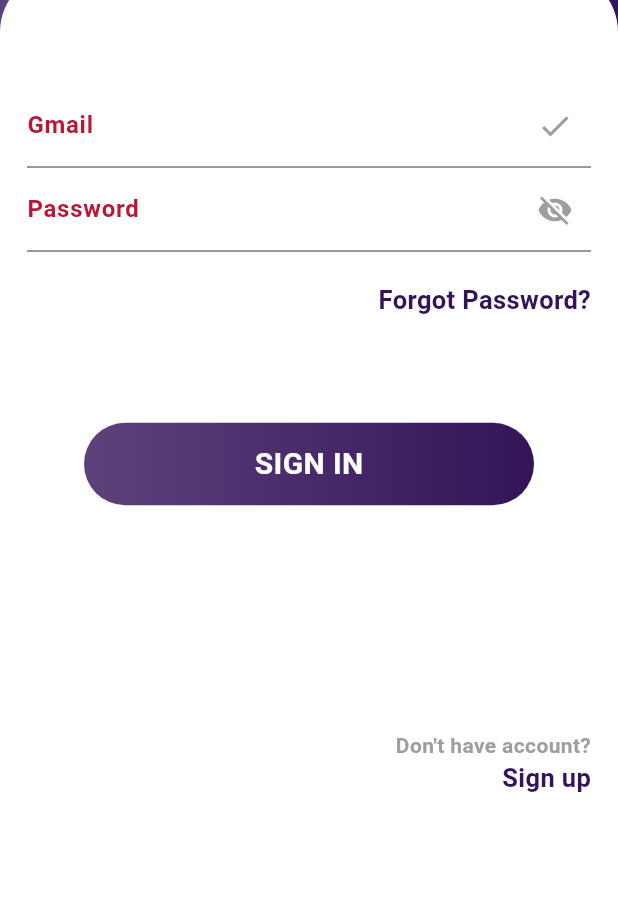
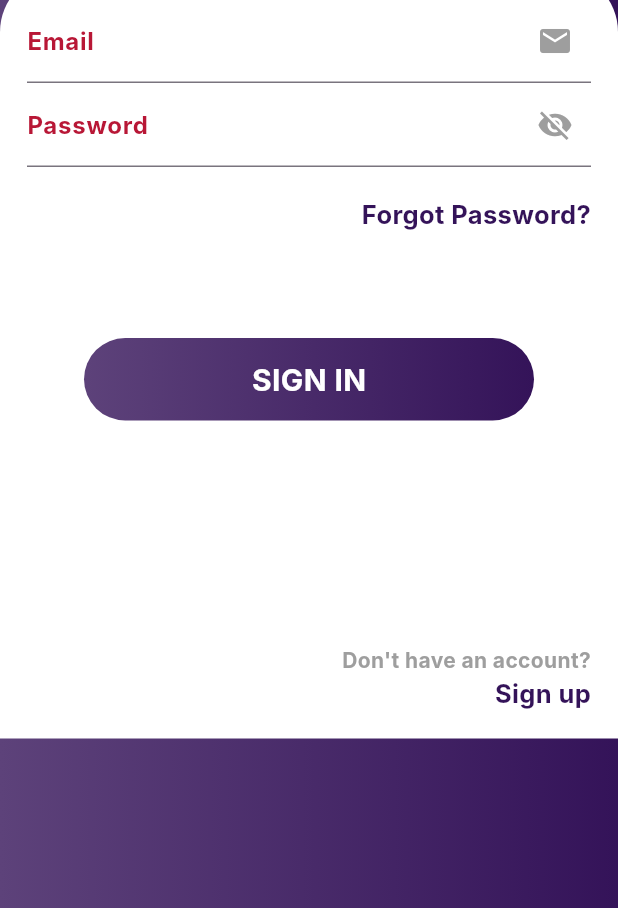
Before and after one commit to RG7on/rihla, a Flutter app: the screen it shows after launch, after a tap on "SIGN IN", on a phone screen of 412 x 824 dp, the part 328-1236 px from its top. Run offline on Flutter 3.47's test engine with Material 3 defaults, Android fonts, the phone set to English and light mode, and no system bars; our stand-ins replace firebase_auth, firebase_core, font_awesome_flutter, google_fonts; accounts and stored records are empty; network calls fail; Roboto replaces fonts that are missing (Inter, inter).

Commit message:
login page is working correctly, some issues in design

```diff
--- a/lib/login_screen.dart
+++ b/lib/login_screen.dart
@@ -1,8 +1,55 @@
+import 'package:firebase_auth/firebase_auth.dart';
 import 'package:flutter/material.dart';
 import 'package:google_fonts/google_fonts.dart';
+import 'package:rihla/forgot_pass.dart';
+import 'package:rihla/home_screen.dart';
+import 'package:rihla/reg_screen.dart';
 
-class LoginScreen extends StatelessWidget {
+class LoginScreen extends StatefulWidget {
   const LoginScreen({super.key});
+
+  @override
+  State<LoginScreen> createState() => _LoginScreenState();
+}
+
+class _LoginScreenState extends State<LoginScreen> {
+  final TextEditingController _emailController = TextEditingController();
+  final TextEditingController _passwordController = TextEditingController();
+  bool _obscurePassword = true;
+
+  void _signIn() async {
+    try {
+      final UserCredential userCredential =
+          await FirebaseAuth.instance.signInWithEmailAndPassword(
+        email: _emailController.text.trim(),
+        password: _passwordController.text.trim(),
+      );
+
+      if (userCredential.user != null) {
+        print('Sign in successful!');
+        Navigator.pushReplacement(
+          context,
+          MaterialPageRoute(builder: (context) => const HomeScreen()),
+        );
+      }
+    } catch (e) {
+      print('Failed to sign in: $e');
+    }
+  }
+
+  void _navigateToForgotPassword() {
+    Navigator.push(
+      context,
+      MaterialPageRoute(builder: (context) => const ForgotPasswordScreen()),
+    );
+  }
+
+  void _navigateToSignUp() {
+    Navigator.push(
+      context,
+      MaterialPageRoute(builder: (context) => const RegScreen()),
+    );
+  }
 
   @override
   Widget build(BuildContext context) {
@@ -19,7 +66,7 @@ class LoginScreen extends StatelessWidget {
             ]),
           ),
           child: Padding(
-            padding: const EdgeInsets.only(top: 20, left: 0),
+            padding: const EdgeInsets.only(top: 20),
             child: Row(
               crossAxisAlignment: CrossAxisAlignment.start,
               children: [
@@ -34,7 +81,7 @@ class LoginScreen extends StatelessWidget {
                     'Hello\nSign in!',
                     style: GoogleFonts.robotoCondensed(
                       fontSize: 40,
-                      color: const Color.fromARGB(255, 255, 255, 255),
+                      color: Colors.white,
                       fontWeight: FontWeight.bold,
                     ),
                   ),
@@ -51,34 +98,41 @@ class LoginScreen extends StatelessWidget {
                   topLeft: Radius.circular(40), topRight: Radius.circular(40)),
               color: Colors.white,
             ),
-            height: double.infinity,
-            width: double.infinity,
             child: Padding(
-              padding: const EdgeInsets.only(left: 18.0, right: 18),
+              padding: const EdgeInsets.all(18.0),
+              child: SingleChildScrollView(
                 child: Column(
                   mainAxisAlignment: MainAxisAlignment.center,
                   children: [
-                  const TextField(
-                    decoration: InputDecoration(
-                        suffixIcon: Icon(
-                          Icons.check,
-                          color: Colors.grey,
-                        ),
+                    TextField(
+                      controller: _emailController,
+                      decoration: const InputDecoration(
+                          suffixIcon: Icon(Icons.email, color: Colors.grey),
                           label: Text(
-                          'Gmail',
+                            'Email',
                             style: TextStyle(
                               fontWeight: FontWeight.bold,
                               color: Color(0xffB81736),
                             ),
                           )),
                     ),
-                  const TextField(
+                    TextField(
+                      controller: _passwordController,
+                      obscureText: _obscurePassword,
                       decoration: InputDecoration(
-                        suffixIcon: Icon(
-                          Icons.visibility_off,
-                          color: Colors.grey,
+                          suffixIcon: IconButton(
+                            icon: Icon(
+                                _obscurePassword
+                                    ? Icons.visibility_off
+                                    : Icons.visibility,
+                                color: Colors.grey),
+                            onPressed: () {
+                              setState(() {
+                                _obscurePassword = !_obscurePassword;
+                              });
+                            },
                           ),
-                        label: Text(
+                          label: const Text(
                             'Password',
                             style: TextStyle(
                               fontWeight: FontWeight.bold,
@@ -86,10 +140,10 @@ class LoginScreen extends StatelessWidget {
                             ),
                           )),
                     ),
-                  const SizedBox(
-                    height: 20,
-                  ),
-                  const Align(
+                    const SizedBox(height: 20),
+                    GestureDetector(
+                      onTap: _navigateToForgotPassword,
+                      child: const Align(
                         alignment: Alignment.centerRight,
                         child: Text(
                           'Forgot Password?',
@@ -100,10 +154,11 @@ class LoginScreen extends StatelessWidget {
                           ),
                         ),
                       ),
-                  const SizedBox(
-                    height: 70,
                     ),
-                  Container(
+                    const SizedBox(height: 70),
+                    GestureDetector(
+                      onTap: _signIn,
+                      child: Container(
                         height: 55,
                         width: 300,
                         decoration: BoxDecoration(
@@ -123,19 +178,21 @@ class LoginScreen extends StatelessWidget {
                           ),
                         ),
                       ),
-                  const SizedBox(
-                    height: 150,
                     ),
-                  const Align(
+                    const SizedBox(height: 150),
+                    Align(
                       alignment: Alignment.bottomRight,
-                    child: Column(
+                      child: GestureDetector(
+                        onTap: _navigateToSignUp,
+                        child: const Column(
                           mainAxisAlignment: MainAxisAlignment.end,
                           crossAxisAlignment: CrossAxisAlignment.end,
                           children: [
                             Text(
-                          "Don't have account?",
+                              "Don't have an account?",
                               style: TextStyle(
-                              fontWeight: FontWeight.bold, color: Colors.grey),
+                                  fontWeight: FontWeight.bold,
+                                  color: Colors.grey),
                             ),
                             Text(
                               "Sign up",
@@ -146,8 +203,10 @@ class LoginScreen extends StatelessWidget {
                             ),
                           ],
                         ),
+                      ),
                     )
                   ],
+                ),
               ),
             ),
           ),
--- a/lib/main.dart
+++ b/lib/main.dart
@@ -2,8 +2,10 @@ import 'package:firebase_core/firebase_core.dart';
 import 'package:flutter/material.dart';
 import 'package:flutter/services.dart';
 import 'package:rihla/firebase_options.dart';
-
+import 'package:rihla/forgot_pass.dart';
+import 'package:rihla/reg_screen.dart';
 import 'welcome_screen.dart';
+import 'login_screen.dart';
 
 void main() async {
   WidgetsFlutterBinding.ensureInitialized();
@@ -23,10 +25,16 @@ class MyApp extends StatelessWidget {
     return MaterialApp(
       debugShowCheckedModeBanner: false,
       theme: ThemeData(
-        fontFamily: ('inter'),
+        fontFamily: 'Inter',
         useMaterial3: true,
       ),
       home: const WelcomeScreen(),
+      routes: {
+        '/welcome': (context) => const WelcomeScreen(),
+        '/login': (context) => const LoginScreen(),
+        '/forgot-password': (context) => const ForgotPasswordScreen(),
+        '/register': (context) => const RegScreen(),
+      },
     );
   }
 }
```
Also changed, not shown: lib/forgot_pass.dart (added, +106 -0 lines), lib/home_screen.dart (added, +20 -0 lines). Lines whose indentation alone changed are shown as unchanged.
